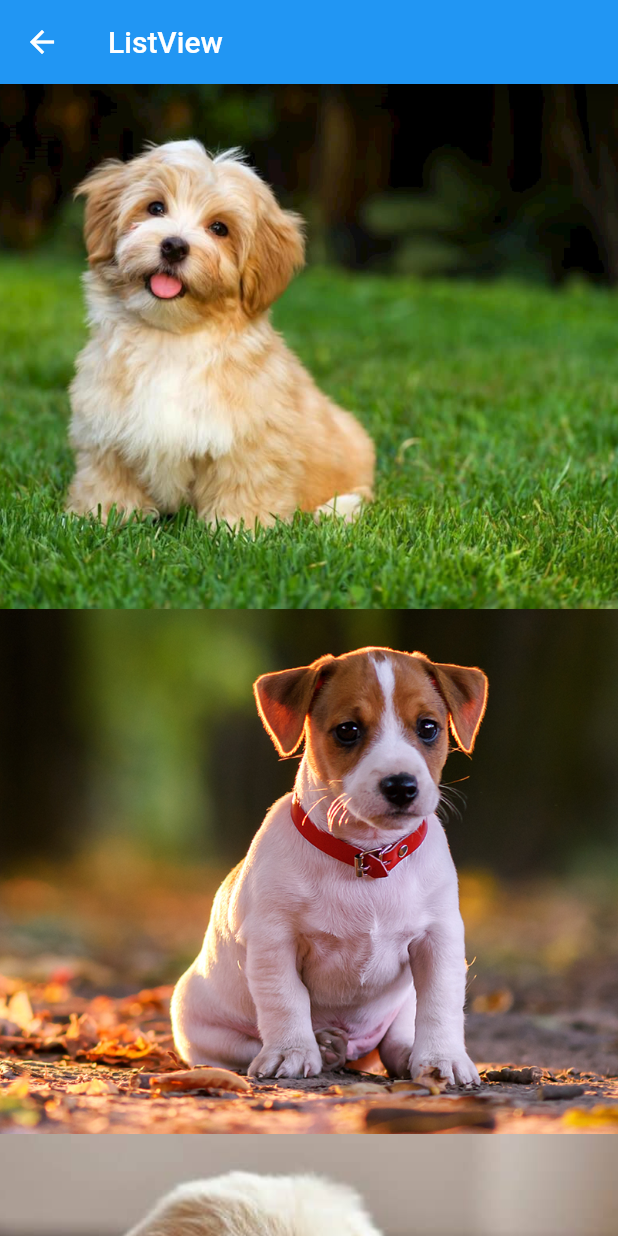
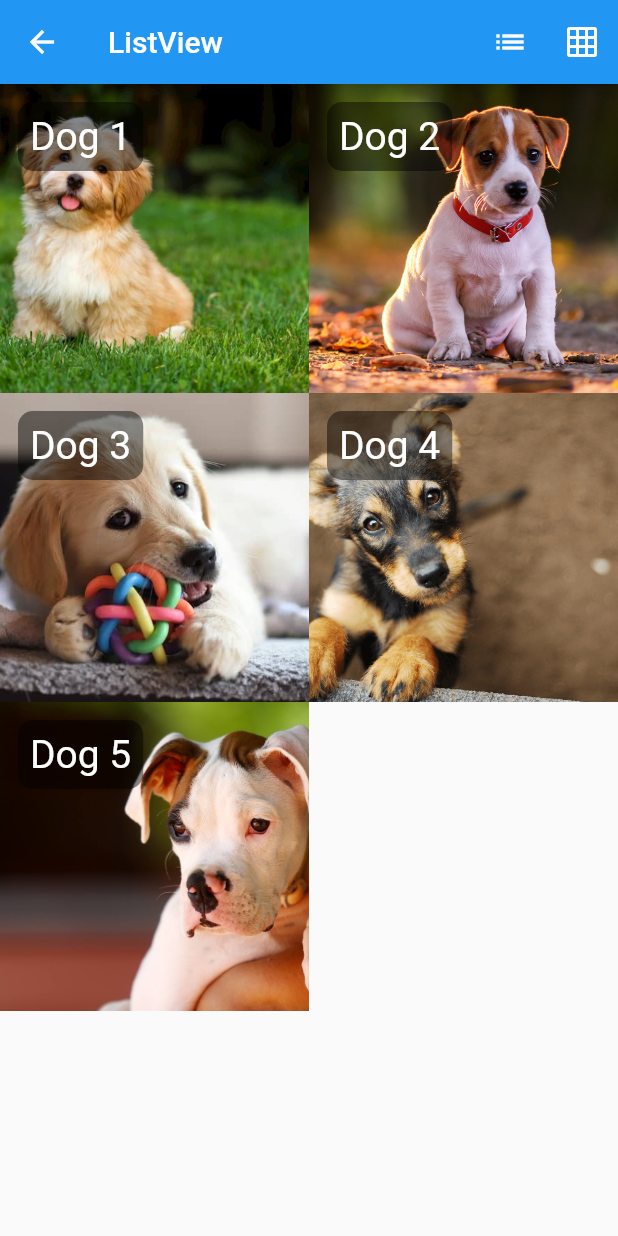
Before and after one commit to AyllaAzv/Curso---Flutter-Essencial, a Flutter app: the HelloListView screen opened directly, on a phone screen of 412 x 824 dp. Run offline on Flutter 3.47's test engine with Material 2 defaults, Android fonts, the phone set to English and light mode, and no system bars; our stand-ins replace fluttertoast; network calls fail.

Commit message:
projeto base finalizado

```diff
--- /dev/null
+++ b/lib/pages/dog_page.dart
@@ -0,0 +1,19 @@
+import 'package:base/pages/hello_listview.dart';
+import 'package:flutter/material.dart';
+
+class DogPage extends StatelessWidget {
+
+  final Dog dog;
+
+  DogPage(this.dog);
+
+  @override
+  Widget build(BuildContext context) {
+    return Scaffold(
+      appBar: AppBar(
+        title: Text(dog.nome),
+      ),
+      body: Image.asset(dog.foto),
+    );
+  }
+}
--- a/lib/pages/hello_listview.dart
+++ b/lib/pages/hello_listview.dart
@@ -1,28 +1,68 @@
+import 'package:base/pages/dog_page.dart';
+import 'package:base/utils/nav.dart';
 import 'package:flutter/material.dart';
 
-class HelloListView extends StatelessWidget {
+class Dog {
+  String nome;
+  String foto;
+
+  Dog(this.nome, this.foto);
+}
+
+class HelloListView extends StatefulWidget {
+  @override
+  _HelloListViewState createState() => _HelloListViewState();
+}
+
+class _HelloListViewState extends State<HelloListView> {
+  bool _gridView = true;
+
   @override
   Widget build(BuildContext context) {
     return Scaffold(
       appBar: AppBar(
         title: Text("ListView"),
+        actions: <Widget>[
+          IconButton(
+            icon: Icon(Icons.list),
+            onPressed: () {
+              print("Lista");
+
+              setState(() {
+                _gridView = false;
+              });
+            },
           ),
-      body: _body(),
+          IconButton(
+            icon: Icon(Icons.grid_on),
+            onPressed: () {
+              print("Grid");
+
+              setState(() {
+                _gridView = true;
+              });
+            },
+          ),
+        ],
+      ),
+      body: _body(context),
     );
   }
+
+  _body(context) {
+    List<Dog> dogs = [
+      Dog("Dog 1", "assets/images/dog1.jpeg"),
+      Dog("Dog 2", "assets/images/dog2.png"),
+      Dog("Dog 3", "assets/images/dog3.jpg"),
+      Dog("Dog 4", "assets/images/dog4.png"),
+      Dog("Dog 5", "assets/images/dog5.jpg")
+    ];
+
+    if (_gridView) {
+      return _grid(context, dogs);
+    } else {
+      return _list(context, dogs);
     }
-
-_body() {
-  return ListView(
-    itemExtent: 350,
-    children: <Widget>[
-      _img("assets/images/dog1.jpeg"),
-      _img("assets/images/dog2.png"),
-      _img("assets/images/dog3.jpg"),
-      _img("assets/images/dog4.png"),
-      _img("assets/images/dog5.jpg"),
-    ],
-  );
   }
 
   _img(String img) {
@@ -31,3 +71,58 @@ _img(String img) {
       fit: BoxFit.cover,
     );
   }
+
+  _list(context, dogs) {
+    return ListView.builder(
+      itemCount: dogs.length,
+      itemExtent: 300,
+      itemBuilder: (context, index) {
+        return _itemView(dogs, index);
+      },
+    );
+  }
+
+  _grid(context, dogs) {
+    return GridView.builder(
+      itemCount: dogs.length,
+      gridDelegate:
+          SliverGridDelegateWithFixedCrossAxisCount(crossAxisCount: 2),
+      itemBuilder: (context, index) {
+        return _itemView(dogs, index);
+      },
+    );
+  }
+
+  _itemView(List<Dog> dogs, int index) {
+    Dog dog = dogs[index];
+
+    return GestureDetector(
+      onTap: () {
+        push(context, DogPage(dog));
+      },
+      child: Stack(
+        fit: StackFit.expand,
+        children: <Widget>[
+          _img(dog.foto),
+          Align(
+            alignment: Alignment.topLeft,
+            child: Container(
+              margin: EdgeInsets.all(12),
+              padding: EdgeInsets.all(8),
+              decoration: BoxDecoration(
+                  color: Colors.black45,
+                  borderRadius: BorderRadius.circular(10)),
+              child: Text(
+                dog.nome,
+                style: TextStyle(
+                  fontSize: 26,
+                  color: Colors.white,
+                ),
+              ),
+            ),
+          ),
+        ],
+      ),
+    );
+  }
+}
--- a/pubspec.yaml
+++ b/pubspec.yaml
@@ -19,6 +19,8 @@ environment:
 dependencies:
   flutter:
     sdk: flutter
+
+  fluttertoast: ^3.1.3
 
   # The following adds the Cupertino Icons font to your application.
   # Use with the CupertinoIcons class for iOS style icons.
```
Also changed, not shown: lib/pages/home_page.dart (+94 -9 lines), lib/widgets/drawer_list.dart (added, +52 -0 lines), pubspec.lock. Lines whose indentation alone changed are shown as unchanged.
